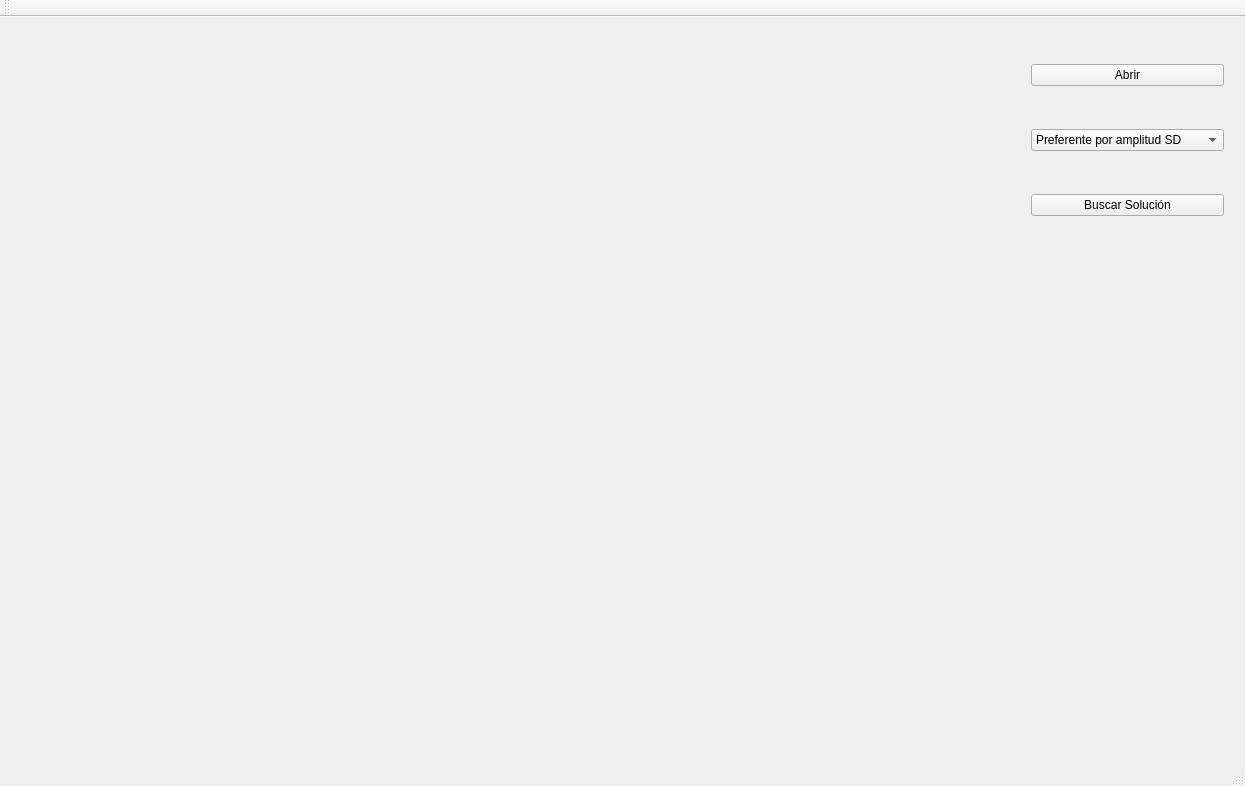
This is ProyectoIA/mapa.ui in Salazarjuan/InteligenciaArtificialProyectoFinal as Qt 5 draws it before an edit. The edited form follows.
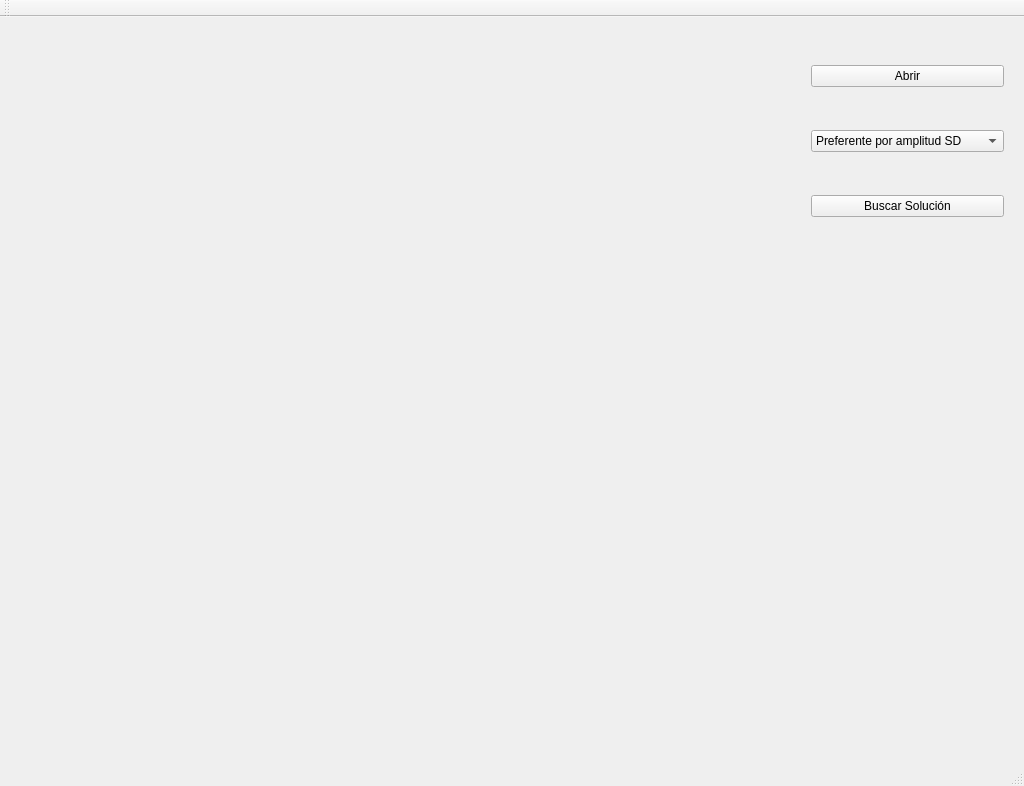
This is the edited form.

Commit message:
pintado del mapa
Agregadas imagenes, se puede pintar el mapa

What changed in the file:
```diff
--- a/ProyectoIA/mapa.ui
+++ b/ProyectoIA/mapa.ui
@@ -6,7 +6,7 @@
    <rect>
     <x>0</x>
     <y>0</y>
-    <width>1245</width>
+    <width>1024</width>
     <height>786</height>
    </rect>
   </property>
@@ -35,8 +35,8 @@
    <widget class="QWidget" name="verticalLayoutWidget">
     <property name="geometry">
      <rect>
-      <x>1020</x>
-      <y>-1</y>
+      <x>800</x>
+      <y>0</y>
       <width>215</width>
       <height>251</height>
      </rect>
```
Left out of the diff: 6 changed lines with no effect on the pictures. The commit also changes 11 other files.
